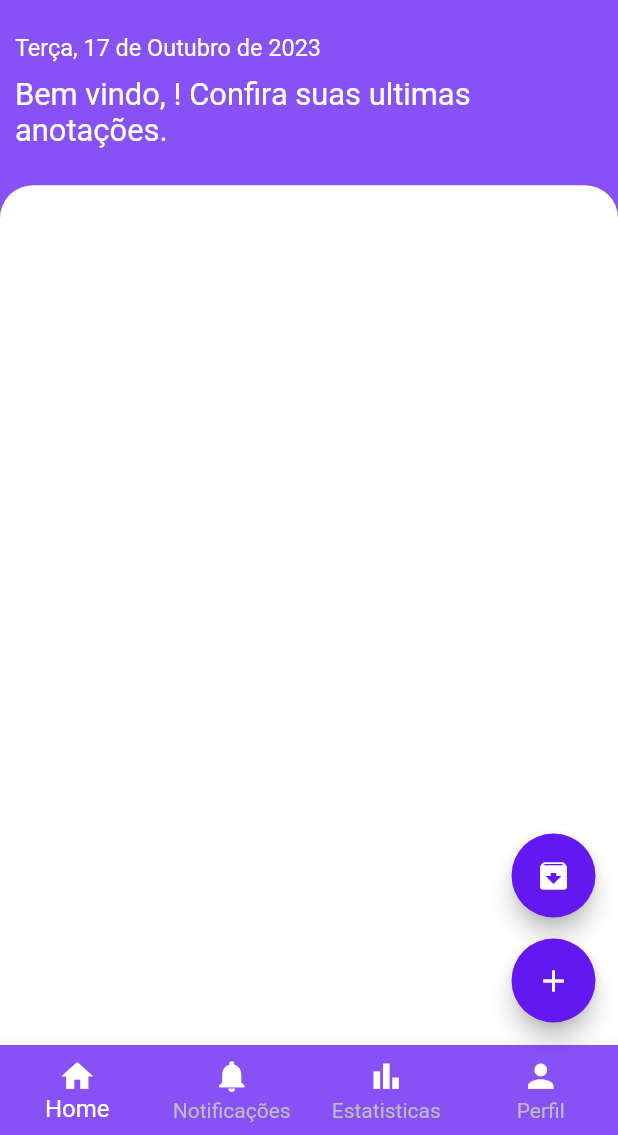
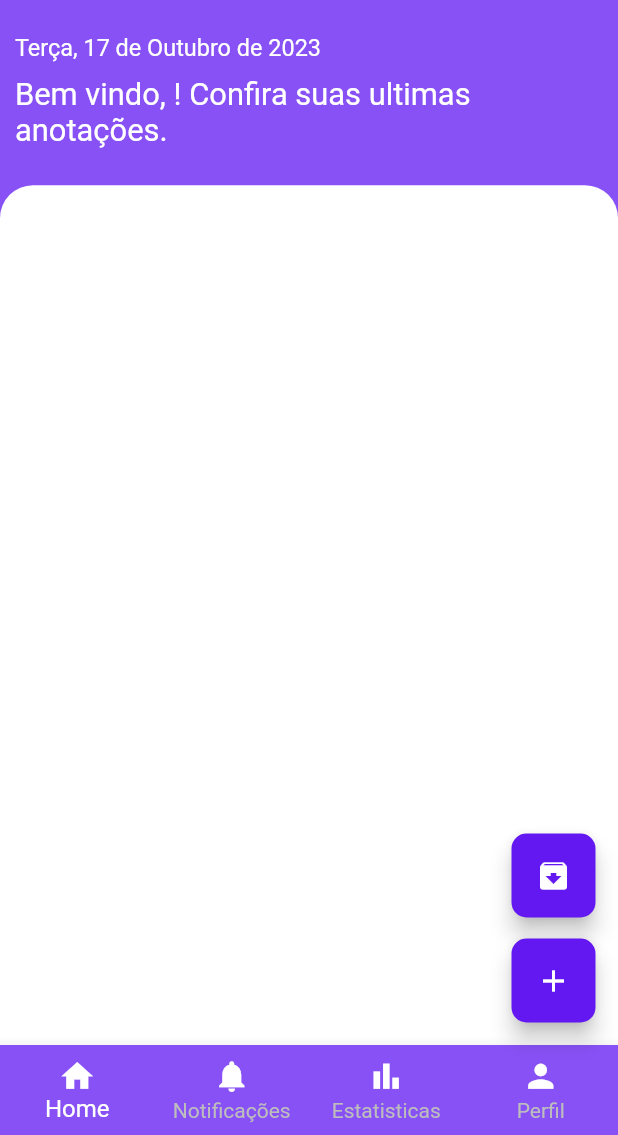
Before and after one commit to YuriAres/ProjectDiabetes, a Flutter app: the Homepage screen opened directly with empty values, on a phone screen of 412 x 824 dp, the part 101-1236 px from its top. Run offline on Flutter 3.47's test engine with Material 2 defaults, Android fonts, the light colour scheme and no system bars; our stand-ins replace cloud_firestore, firebase_auth, firebase_core, fl_chart, google_fonts; accounts and stored records are empty; Roboto replaces fonts that are missing (Ubuntu).

Commit message:
Small Update

```diff
--- a/lib/add_alarm_page.dart
+++ b/lib/add_alarm_page.dart
@@ -1,7 +1,6 @@
 import 'package:cloud_firestore/cloud_firestore.dart';
 import 'package:firebase_auth/firebase_auth.dart';
 import 'package:flutter/material.dart';
-import 'package:flutter_diabetes/addpage.dart';
 import 'package:flutter_diabetes/model/anotacoes.dart';
 import 'package:flutter_diabetes/model/usuario.dart';
 import 'package:flutter_diabetes/widgets.dart';
--- a/lib/homepage.dart
+++ b/lib/homepage.dart
@@ -52,7 +52,12 @@ class _HomepageState extends State<Homepage> {
             bottom: 145, // Ajuste a posição vertical conforme necessário
             right: 15, // Ajuste a posição horizontal conforme necessário
             child: FloatingActionButton(
+              heroTag: null,
               onPressed: () {},
+              shape: RoundedRectangleBorder(
+                borderRadius: BorderRadius.circular(
+                    10), // Defina o raio para 0 para torná-lo quadrado
+              ),
               backgroundColor: const Color(0xff6318F2),
               child: const Icon(Icons.archive),
             ),
@@ -61,13 +66,16 @@ class _HomepageState extends State<Homepage> {
               bottom: 75, // Ajuste a posição vertical conforme necessário
               right: 15, // Ajuste a posição horizontal conforme necessário
               child: FloatingActionButton(
-                heroTag: null,
                 onPressed: () {
                   Navigator.push(context, MaterialPageRoute(builder: (context) {
                     return AddPage(usuario: widget.usuario);
                   }));
                 },
                 backgroundColor: const Color(0xff6318F2),
+                shape: RoundedRectangleBorder(
+                  borderRadius: BorderRadius.circular(
+                      10), // Defina o raio para 0 para torná-lo quadrado
+                ),
                 child: const Icon(Icons.add),
               )),
         ],
```
Also changed, not shown: lib/graph_page.dart (+37 -0 lines).
